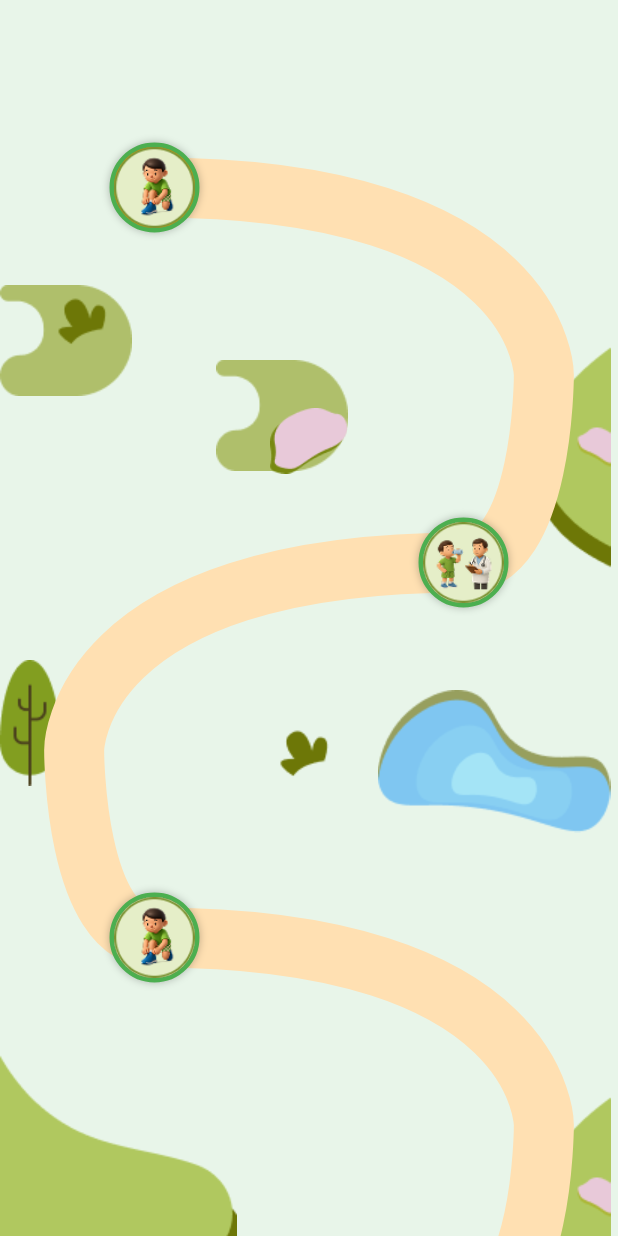
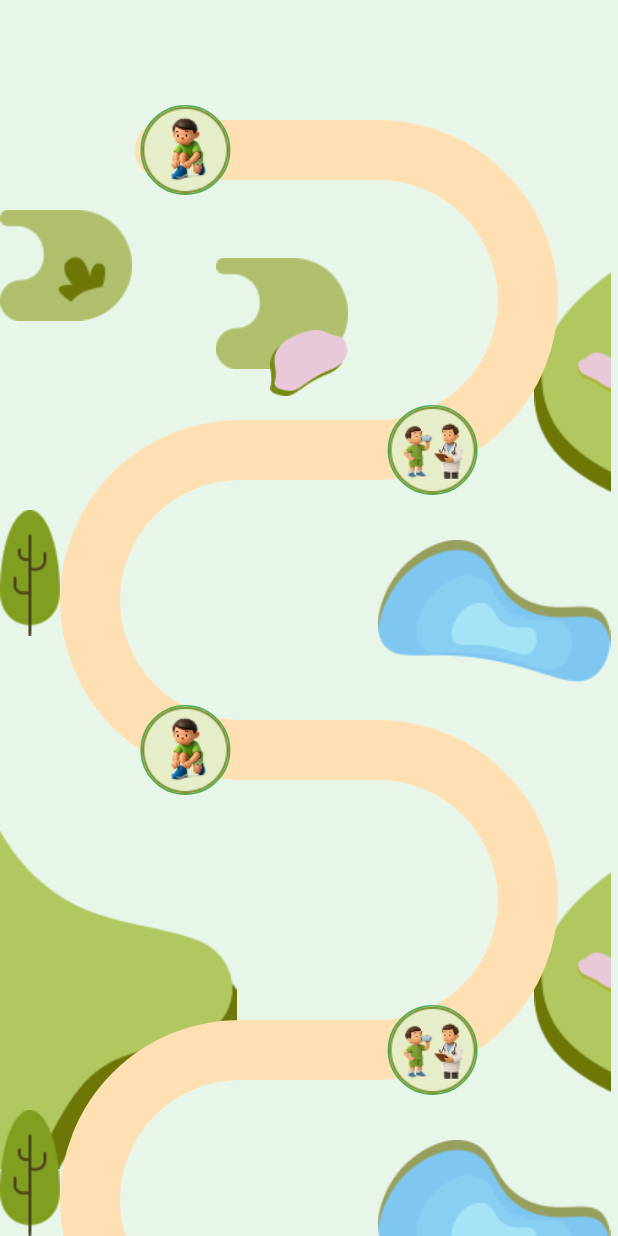
Before and after one commit to sonugovindkk-2255/Roadmap, a Flutter app: the screen it shows after launch, on a phone screen of 412 x 824 dp. Run offline on Flutter 3.47's test engine with Material 3 defaults, Android fonts, the phone set to English and light mode, and no system bars.

Commit message:
update master with latest changes

```diff
--- a/lib/Progress.dart
+++ b/lib/Progress.dart
@@ -1,39 +1,210 @@
 
 import 'package:flutter/material.dart';
 
-class BlobBadge extends StatelessWidget {
-  const BlobBadge({super.key});
-
+class SerpentineRoad extends StatefulWidget {
+  const SerpentineRoad({super.key});
 
   @override
+  State<SerpentineRoad> createState() => _SerpentineRoadState();
+}
+
+class _SerpentineRoadState extends State<SerpentineRoad> {
+  final int loops = 50;
+  final double rowHeight = 200;
+  final double padding = 60;
+  double progress = 0;
+  @override
   Widget build(BuildContext context) {
-    return CustomPaint(
-      painter: _blobPainter(),
-      size:const Size(120,120),
+    final Map<int,String> leftAssets= {
+      0: 'Asset/images/Vector.png',
+      1: 'Asset/images/image1.png',
+      2:'Asset/images/Frame 2085664030.png'
+    };
+    final Map<int,String> rightAssets= {
+      0: 'Asset/images/Frame 2085664032.png',
+      1: 'Asset/images/Group.png',
+      2:'Asset/images/Frame 2085664032.png'
+    };
+    String _getLeftAsset(int i) => leftAssets[i] ??((i%2==0) ?'Asset/images/Group.png':'Asset/images/image1.png');
+    String _getRightAsset(int i) => rightAssets[i] ?? ((i%2==0)?'Asset/images/Frame 2085664032.png':'Asset/images/Group.png');
+    return Scaffold(
+      backgroundColor: Colors.green[50],
+      body: LayoutBuilder(builder: (context, constraints) {
+        final double totalHeight = (loops * 2) * rowHeight;
+        final double width = constraints.maxWidth;
+        List<Offset> nodes = List.generate(loops * 2, (i) {
+          double xPercent = (i % 2 == 0) ? .30 : .70;
+          return Offset(width * xPercent, rowHeight * (i + 0.5));
+        });
+
+        return SingleChildScrollView(
+          child: SizedBox(
+            height: totalHeight,
+            width: width,
+            child: Stack(
+              children: [
+                ...nodes.asMap().entries.map((entry){
+                  int i = entry.key;
+                  if(i>=nodes.length-1) return const SizedBox();
+                  double midY =(nodes[i].dy+nodes[i+1].dy)/2;
+                  double screenWidth =MediaQuery.of(context).size.width;
+                  return Stack(
+                    children: [
+                      Positioned(left:0,
+                          top: midY-60,
+                          child: Image.asset(_getLeftAsset(i))),
+                      Positioned(right:5,
+                          top: midY-40,
+                          child: Image.asset(_getRightAsset(i)))
+                      ,
+                    ],
+                  );
+
+                }),
+                Padding(padding:EdgeInsetsGeometry.symmetric(horizontal: 32,vertical: 164),
+                  child: Image.asset('Asset/images/image2.png'),),
+                Padding(padding: EdgeInsetsGeometry.symmetric(horizontal: 144,vertical: 172),
+                  child: Image.asset('Asset/images/Vector.png'),),
+                Padding(padding:EdgeInsetsGeometry.symmetric(horizontal: 180,vertical: 220),
+                  child: Image.asset('Asset/images/image3.png'),),
+                Padding(padding: EdgeInsetsGeometry.symmetric(horizontal: 180,vertical: 480),
+                  child: Image.asset('Asset/images/image2.png'),),
+                CustomPaint(
+                  size: Size(width, totalHeight),
+                  painter: FlatRoadPainter(
+                    loops: loops,
+                    rowHeight: rowHeight,
+                    padding: padding,
+                    progress: progress,
+                  ),
+                ),
+                ...nodes.asMap().entries.map((entry) {
+                  int index = entry.key;
+                  final pos = entry.value;
+                  return Positioned(
+                    left: pos.dx - 30,
+                    top: pos.dy - 30,
+                    child: GestureDetector(
+                      onTap: () {
+                        setState(() => progress = index.toDouble());
+                      },
+                      child: _buildNode(index),
+                    ),
+                  );
+                }),
+              ],
+            ),
+          ),
+        );
+      }),
     );
   }
 }
-class _blobPainter extends CustomPainter{
+
+Widget _buildNode(int index) {
+  return Container(
+    width: 60,
+    height: 60,
+    decoration: BoxDecoration(
+      shape: BoxShape.circle,
+      border: Border.all(color: Colors.green),
+    ),
+    child: Image.asset(
+      index % 2 == 0
+          ? "Asset/images/Group (1).png"
+          : "Asset/images/Frame 2085664036.png",
+      fit: BoxFit.contain,
+    ),
+  );
+}
+
+class FlatRoadPainter extends CustomPainter {
+  final int loops;
+  final double rowHeight;
+  final double padding;
+  final double progress;
+
+  FlatRoadPainter({
+    required this.loops,
+    required this.rowHeight,
+    required this.padding,
+    required this.progress,
+  });
+
   @override
-  void paint(Canvas canvas, Size size){
-    final w =size.width;
-    final h =size.height;
-    const lightGreen = Color(0xFFBDD070);
-    const darkGreen  = Color(0xFF5B740E);
-    final leaf = Path();
-    final fillLeaf = Paint()
-      ..color = darkGreen
-      ..style = PaintingStyle.fill;
-    leaf.moveTo(w * 0.59, h * 0.75);
-    leaf.cubicTo(w * 0.53, h * 0.55, w * 0.64, h * 0.43, w * 0.59, h * 0.28);
-    leaf.cubicTo(w * 0.49, h * 0.39, w * 0.47, h * 0.51, w * 0.46, h * 0.74);
-    leaf.close();
-    canvas.drawPath(leaf,fillLeaf);
-    canvas.save();
-    canvas.translate(10,5);
-    canvas.restore();
+  void paint(Canvas canvas, Size size) {
+    final backgroundPaint = Paint()
+      ..color = const Color(0xFFFFE0B2)
+      ..style = PaintingStyle.stroke
+      ..strokeWidth = 40
+      ..strokeCap = StrokeCap.round;
+
+    final activePaint = Paint()
+      ..color = const Color(0xFF4CAF50)
+      ..style = PaintingStyle.stroke
+      ..strokeWidth = 40
+      ..strokeCap = StrokeCap.round;
+
+    final path = Path();
+
+    final double leftX = padding;
+    final double rightX = size.width - padding;
+    final double r = rowHeight / 2;
+
+    double yTop = r;
+    double yBottom = yTop + rowHeight;
+    path.moveTo(leftX + r / 2, yTop);
+
+    for (int i = 0; i < loops; i++) {
+      path.lineTo(rightX - r, yTop);
+      path.arcTo(
+        Rect.fromLTWH(rightX - rowHeight, yTop, rowHeight, rowHeight),
+        -1.57,
+        3.14,
+        false,
+      );
+      path.lineTo(leftX + r, yBottom);
+
+      if (i < loops - 1) {
+        path.arcTo(
+          Rect.fromLTWH(leftX, yBottom, rowHeight, rowHeight),
+          -1.57,
+          -3.14,
+          false,
+        );
+        yTop = yBottom + rowHeight;
+        yBottom = yTop + rowHeight;
+        path.moveTo(leftX + r, yTop);
+      } else {
+      }
+    }
+    canvas.drawPath(path, backgroundPaint);
+    final metrics = path.computeMetrics().toList();
+    if (metrics.isEmpty) return;
+    final int totalNodes = loops * 2;
+    final double percent = (totalNodes <= 1) ? 0 : (progress / (totalNodes - 1)).clamp(0, 1);
+    double totalLength = 0;
+    for (var m in metrics) {
+      totalLength += m.length;
+    }
+    final double drawLength = totalLength * percent;
+    double currLength = 0;
+    for (var m in metrics) {
+      if (currLength >= drawLength) break;
+
+      final double extractEnd = (drawLength - currLength).clamp(0, m.length);
+      if (extractEnd > 0) {
+        final Path sub = m.extractPath(0, extractEnd);
+        canvas.drawPath(sub, activePaint);
+      }
+      currLength += m.length;
+    }
   }
+
   @override
-  bool shouldRepaint(covariant CustomPainter oldDelegate)=> false;
-
+  bool shouldRepaint(covariant FlatRoadPainter oldDelegate) =>
+      oldDelegate.progress != progress ||
+          oldDelegate.loops != loops ||
+          oldDelegate.rowHeight != rowHeight ||
+          oldDelegate.padding != padding;
 }
--- a/lib/main.dart
+++ b/lib/main.dart
@@ -14,6 +14,6 @@ class MyApp extends StatelessWidget {
     return MaterialApp(
         title: 'Flutter Demo',
         theme: ThemeData(),
-    home: Roadmap(),);
+    home: SerpentineRoad());
   }
 }
```
Also changed, not shown: 1 other file.
